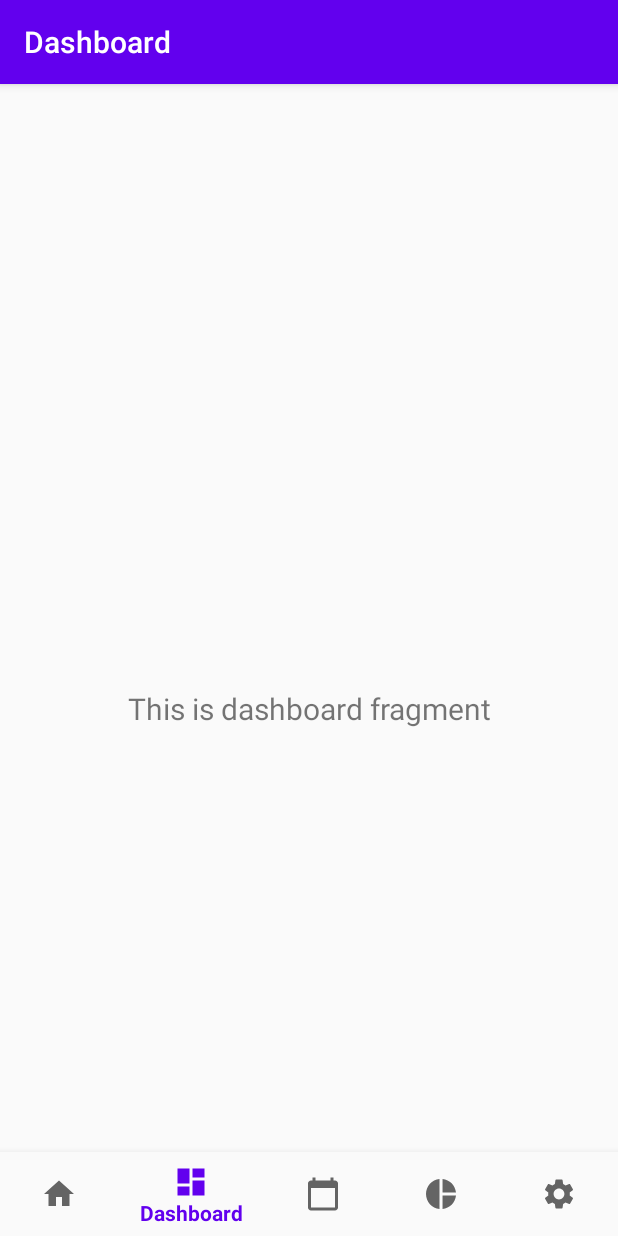
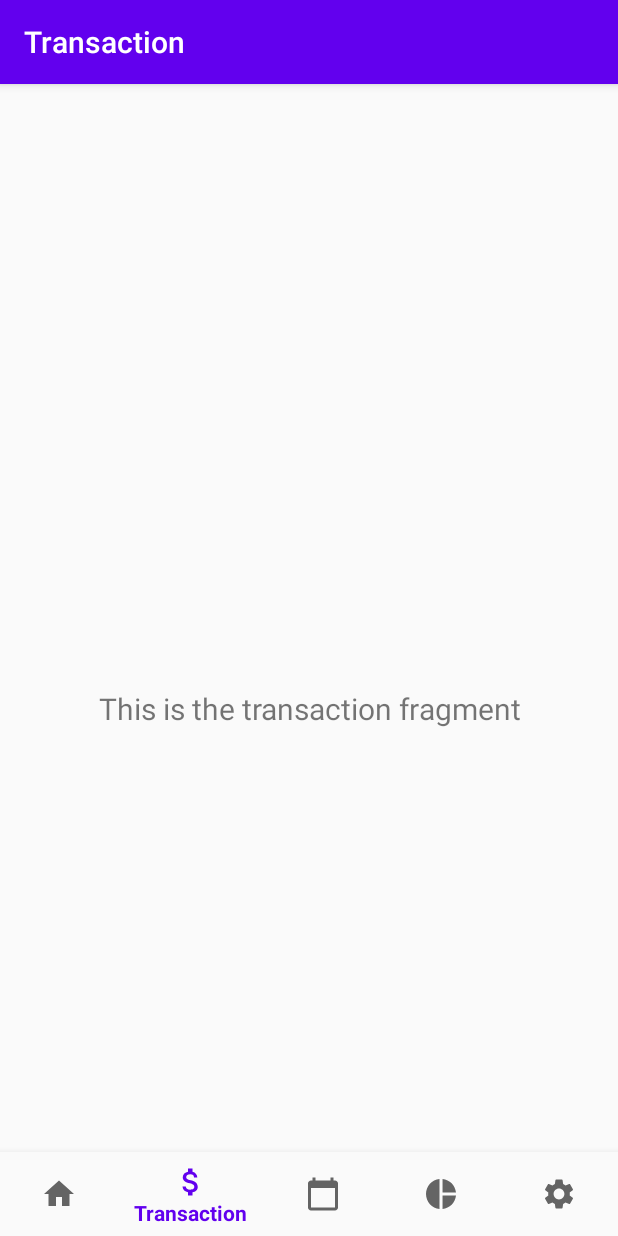
Before and after one commit to sukhbirsekhon/FinanceTracker, an Android app: the TransactionFragment screen opened through its navigation route, on a phone screen of 412 x 824 dp. Run offline under Robolectric (Android 15) with nearby library versions, the phone set to English and light mode, and no system bars; our stand-ins replace navigation-ui.

Commit message:
changed the dashboard tab name/icon to transaction/dollar sign

```diff
--- a/app/src/main/java/home/project/group/financetracker/MainActivity.java
+++ b/app/src/main/java/home/project/group/financetracker/MainActivity.java
@@ -20,7 +20,7 @@ public class MainActivity extends AppCompatActivity {
         // Passing each menu ID as a set of Ids because each
         // menu should be considered as top level destinations.
         AppBarConfiguration appBarConfiguration = new AppBarConfiguration.Builder(
-                R.id.navigation_home, R.id.navigation_dashboard, R.id.navigation_calendar)
+                R.id.navigation_home, R.id.navigation_transaction, R.id.navigation_calendar)
                 .build();
         NavController navController = Navigation.findNavController(this, R.id.nav_host_fragment);
         NavigationUI.setupActionBarWithNavController(this, navController, appBarConfiguration);
--- a/app/src/main/java/home/project/group/financetracker/ui/dashboard/DashboardFragment.java
+++ b/app/src/main/java/home/project/group/financetracker/ui/transaction/TransactionFragment.java
@@ -1,4 +1,4 @@
-package home.project.group.financetracker.ui.dashboard;
+package home.project.group.financetracker.ui.transaction;
 
 import android.os.Bundle;
 import android.view.LayoutInflater;
@@ -14,17 +14,17 @@ import androidx.lifecycle.ViewModelProviders;
 
 import home.project.group.financetracker.R;
 
-public class DashboardFragment extends Fragment {
+public class TransactionFragment extends Fragment {
 
-    private DashboardViewModel dashboardViewModel;
+    private TransactionViewModel transactionViewModel;
 
     public View onCreateView(@NonNull LayoutInflater inflater,
                              ViewGroup container, Bundle savedInstanceState) {
-        dashboardViewModel =
-                ViewModelProviders.of(this).get(DashboardViewModel.class);
-        View root = inflater.inflate(R.layout.fragment_dashboard, container, false);
-        final TextView textView = root.findViewById(R.id.text_dashboard);
-        dashboardViewModel.getText().observe(getViewLifecycleOwner(), new Observer<String>() {
+        transactionViewModel =
+                ViewModelProviders.of(this).get(TransactionViewModel.class);
+        View root = inflater.inflate(R.layout.fragment_transaction, container, false);
+        final TextView textView = root.findViewById(R.id.text_transaction);
+        transactionViewModel.getText().observe(getViewLifecycleOwner(), new Observer<String>() {
             @Override
             public void onChanged(@Nullable String s) {
                 textView.setText(s);
--- a/app/src/main/java/home/project/group/financetracker/ui/dashboard/DashboardViewModel.java
+++ b/app/src/main/java/home/project/group/financetracker/ui/transaction/TransactionViewModel.java
@@ -1,16 +1,16 @@
-package home.project.group.financetracker.ui.dashboard;
+package home.project.group.financetracker.ui.transaction;
 
 import androidx.lifecycle.LiveData;
 import androidx.lifecycle.MutableLiveData;
 import androidx.lifecycle.ViewModel;
 
-public class DashboardViewModel extends ViewModel {
+public class TransactionViewModel extends ViewModel {
 
     private MutableLiveData<String> mText;
 
-    public DashboardViewModel() {
+    public TransactionViewModel() {
         mText = new MutableLiveData<>();
-        mText.setValue("This is dashboard fragment");
+        mText.setValue("This is the transaction fragment");
     }
 
     public LiveData<String> getText() {
--- /dev/null
+++ b/app/src/main/res/drawable/ic_baseline_transaction_24.xml
@@ -0,0 +1,10 @@
+<vector xmlns:android="http://schemas.android.com/apk/res/android"
+    android:width="24dp"
+    android:height="24dp"
+    android:viewportWidth="24"
+    android:viewportHeight="24"
+    android:tint="?attr/colorControlNormal">
+  <path
+      android:fillColor="@android:color/white"
+      android:pathData="M11.8,10.9c-2.27,-0.59 -3,-1.2 -3,-2.15 0,-1.09 1.01,-1.85 2.7,-1.85 1.78,0 2.44,0.85 2.5,2.1h2.21c-0.07,-1.72 -1.12,-3.3 -3.21,-3.81V3h-3v2.16c-1.94,0.42 -3.5,1.68 -3.5,3.61 0,2.31 1.91,3.46 4.7,4.13 2.5,0.6 3,1.48 3,2.41 0,0.69 -0.49,1.79 -2.7,1.79 -2.06,0 -2.87,-0.92 -2.98,-2.1h-2.2c0.12,2.19 1.76,3.42 3.68,3.83V21h3v-2.15c1.95,-0.37 3.5,-1.5 3.5,-3.55 0,-2.84 -2.43,-3.81 -4.7,-4.4z"/>
+</vector>
--- a/app/src/main/res/drawable/ic_dashboard_black_24dp.xml
+++ /dev/null
@@ -1,9 +0,0 @@
-<vector xmlns:android="http://schemas.android.com/apk/res/android"
-    android:width="24dp"
-    android:height="24dp"
-    android:viewportWidth="24.0"
-    android:viewportHeight="24.0">
-    <path
-        android:fillColor="#FF000000"
-        android:pathData="M3,13h8L11,3L3,3v10zM3,21h8v-6L3,15v6zM13,21h8L21,11h-8v10zM13,3v6h8L21,3h-8z" />
-</vector>
--- a/app/src/main/res/layout/fragment_dashboard.xml
+++ b/app/src/main/res/layout/fragment_transaction.xml
@@ -4,10 +4,10 @@
     xmlns:tools="http://schemas.android.com/tools"
     android:layout_width="match_parent"
     android:layout_height="match_parent"
-    tools:context=".ui.dashboard.DashboardFragment">
+    tools:context=".ui.transaction.TransactionFragment">
 
     <TextView
-        android:id="@+id/text_dashboard"
+        android:id="@+id/text_transaction"
         android:layout_width="match_parent"
         android:layout_height="wrap_content"
         android:layout_marginStart="8dp"
--- a/app/src/main/res/menu/bottom_nav_menu.xml
+++ b/app/src/main/res/menu/bottom_nav_menu.xml
@@ -7,9 +7,9 @@
         android:title="@string/title_home" />
 
     <item
-        android:id="@+id/navigation_dashboard"
-        android:icon="@drawable/ic_dashboard_black_24dp"
-        android:title="@string/title_dashboard" />
+        android:id="@+id/navigation_transaction"
+        android:icon="@drawable/ic_baseline_transaction_24"
+        android:title="@string/title_transaction" />
 
     <item
         android:id="@+id/navigation_calendar"
--- a/app/src/main/res/navigation/mobile_navigation.xml
+++ b/app/src/main/res/navigation/mobile_navigation.xml
@@ -12,10 +12,10 @@
         tools:layout="@layout/fragment_home" />
 
     <fragment
-        android:id="@+id/navigation_dashboard"
-        android:name="home.project.group.financetracker.ui.dashboard.DashboardFragment"
-        android:label="@string/title_dashboard"
-        tools:layout="@layout/fragment_dashboard" />
+        android:id="@+id/navigation_transaction"
+        android:name="home.project.group.financetracker.ui.transaction.TransactionFragment"
+        android:label="@string/title_transaction"
+        tools:layout="@layout/fragment_transaction" />
 
     <fragment
         android:id="@+id/navigation_calendar"
--- a/app/src/main/res/values/strings.xml
+++ b/app/src/main/res/values/strings.xml
@@ -1,7 +1,7 @@
 <resources>
     <string name="app_name">FinanceTracker</string>
     <string name="title_home">Home</string>
-    <string name="title_dashboard">Dashboard</string>
+    <string name="title_transaction">Transaction</string>
     <string name="title_calendar">Calendar</string>
     <string name="title_statistics">Statistics</string>
     <string name="title_settings">Settings</string>
```
